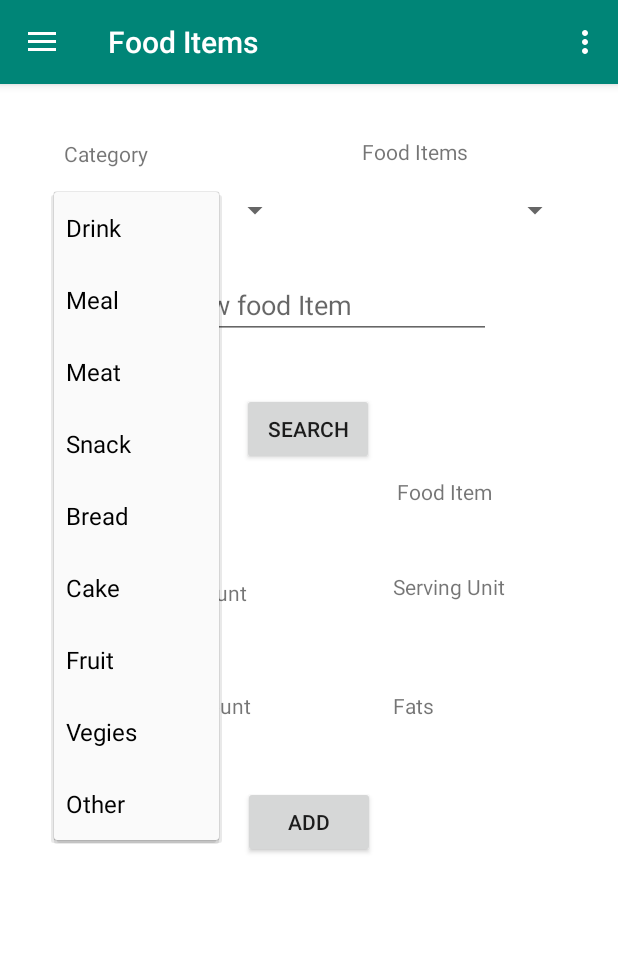
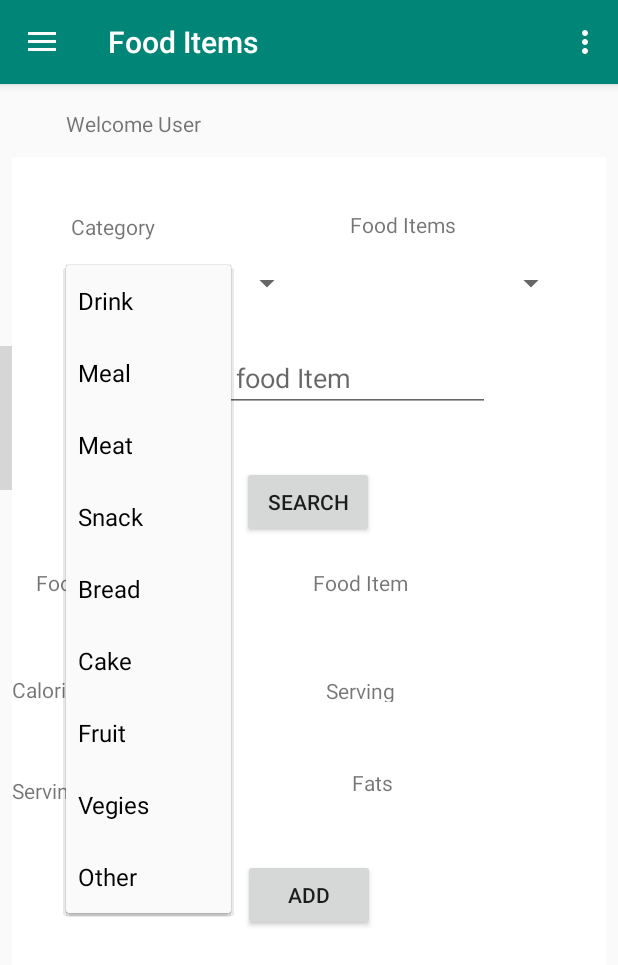
Before and after one commit to nikheal25/Calorie-Tracker-App, an Android app: the NavActivity screen opened directly, with no data from a screen before it, after a tap on "Drink", on a phone screen of 412 x 824 dp. Shown: the top 965 px of the screen. Run offline under Robolectric (Android 15) with nearby library versions, the phone set to English and light mode, and no system bars; 2 other taps on this screen came first.

```diff
--- a/app/src/main/AndroidManifest.xml
+++ b/app/src/main/AndroidManifest.xml
@@ -9,6 +9,7 @@
     -->
     <uses-permission android:name="android.permission.ACCESS_FINE_LOCATION" />
     <uses-permission android:name="android.permission.INTERNET" />
+    <uses-permission android:name="android.permission.ACCESS_NETWORK_STATE"/>
 
     <application
         android:allowBackup="true"
--- a/app/src/main/java/com/example/myapplication/CalorieTrackerScreen.java
+++ b/app/src/main/java/com/example/myapplication/CalorieTrackerScreen.java
@@ -18,9 +18,6 @@ import android.view.ViewGroup;
  * create an instance of this fragment.
  */
 public class CalorieTrackerScreen extends Fragment {
-    // TODO: Rename parameter arguments, choose names that match
-    // the fragment initialization parameters, e.g. ARG_ITEM_NUMBER
-
 
     private OnFragmentInteractionListener mListener;
 
--- a/app/src/main/java/com/example/myapplication/NavActivity.java
+++ b/app/src/main/java/com/example/myapplication/NavActivity.java
@@ -6,9 +6,7 @@ import android.content.Context;
 import android.content.Intent;
 import android.content.SharedPreferences;
 import android.os.Bundle;
-import android.support.design.widget.FloatingActionButton;
 import android.support.design.widget.NavigationView;
-import android.support.design.widget.Snackbar;
 import android.support.v4.view.GravityCompat;
 import android.support.v4.widget.DrawerLayout;
 import android.support.v7.app.ActionBarDrawerToggle;
@@ -17,7 +15,6 @@ import android.support.v7.widget.Toolbar;
 import android.view.Menu;
 import android.view.MenuItem;
 import android.view.View;
-import android.widget.Button;
 import android.widget.ImageView;
 import android.widget.TextView;
 
--- a/app/src/main/res/layout/content_nav.xml
+++ b/app/src/main/res/layout/content_nav.xml
@@ -95,8 +95,22 @@
         app:layout_constraintBottom_toBottomOf="parent"
         app:layout_constraintEnd_toEndOf="parent"
         app:layout_constraintStart_toStartOf="parent"
-        app:layout_constraintTop_toBottomOf="@+id/fitnessImageView"
-        app:layout_constraintVertical_bias="0.597" />
+        app:layout_constraintTop_toBottomOf="@+id/textView16"
+        app:layout_constraintVertical_bias="0.164" />
+
+    <TextView
+        android:id="@+id/textView16"
+        android:layout_width="wrap_content"
+        android:layout_height="wrap_content"
+        android:layout_marginStart="8dp"
+        android:layout_marginLeft="8dp"
+        android:layout_marginTop="148dp"
+        android:layout_marginEnd="8dp"
+        android:layout_marginRight="8dp"
+        android:text="Set Calorie Goal"
+        app:layout_constraintEnd_toEndOf="parent"
+        app:layout_constraintStart_toStartOf="parent"
+        app:layout_constraintTop_toBottomOf="@+id/fitnessImageView" />
 
     <!--<Button-->
         <!--android:id="@+id/updateGoal"-->
@@ -118,9 +132,18 @@
     <FrameLayout
         android:id="@+id/frame_layout"
         android:layout_width="match_parent"
-        android:layout_height="699dp"
-        tools:layout_editor_absoluteX="0dp"
-        tools:layout_editor_absoluteY="0dp" />
+        android:layout_height="679dp"
+        android:layout_marginStart="8dp"
+        android:layout_marginLeft="8dp"
+        android:layout_marginTop="16dp"
+        android:layout_marginEnd="8dp"
+        android:layout_marginRight="8dp"
+        android:layout_marginBottom="8dp"
+        app:layout_constraintBottom_toBottomOf="parent"
+        app:layout_constraintEnd_toEndOf="parent"
+        app:layout_constraintHorizontal_bias="0.0"
+        app:layout_constraintStart_toStartOf="parent"
+        app:layout_constraintTop_toTopOf="parent" />
 
 
 </android.support.constraint.ConstraintLayout>
--- a/app/src/main/res/layout/fragment_food_list.xml
+++ b/app/src/main/res/layout/fragment_food_list.xml
@@ -1,5 +1,7 @@
 <?xml version="1.0" encoding="utf-8"?>
 <LinearLayout xmlns:android="http://schemas.android.com/apk/res/android"
+    xmlns:app="http://schemas.android.com/apk/res-auto"
+    xmlns:tools="http://schemas.android.com/tools"
     android:layout_width="match_parent"
     android:layout_height="match_parent" >
 <ScrollView xmlns:android="http://schemas.android.com/apk/res/android"
@@ -86,9 +88,6 @@
             android:id="@+id/textViewFoodItemServing"
             android:layout_width="130dp"
             android:layout_height="28dp"
-            android:layout_marginTop="8dp"
-            android:layout_marginEnd="20dp"
-            android:layout_marginRight="20dp"
             app:layout_constraintEnd_toEndOf="parent"
             app:layout_constraintTop_toBottomOf="@+id/textView12" />
 
@@ -98,11 +97,10 @@
             android:layout_height="28dp"
             android:layout_marginStart="8dp"
             android:layout_marginLeft="8dp"
-            android:layout_marginTop="8dp"
             android:layout_marginEnd="8dp"
             android:layout_marginRight="8dp"
             app:layout_constraintEnd_toStartOf="@+id/textViewFoodItemServing"
-            app:layout_constraintHorizontal_bias="0.539"
+            app:layout_constraintHorizontal_bias="0.521"
             app:layout_constraintStart_toStartOf="parent"
             app:layout_constraintTop_toBottomOf="@+id/textView11" />
 
@@ -112,21 +110,18 @@
             android:layout_height="28dp"
             android:layout_marginStart="8dp"
             android:layout_marginLeft="8dp"
-            android:layout_marginTop="8dp"
             android:layout_marginEnd="8dp"
             android:layout_marginRight="8dp"
             app:layout_constraintEnd_toStartOf="@+id/textViewFoodItemFat"
-            app:layout_constraintHorizontal_bias="0.455"
+            app:layout_constraintHorizontal_bias="0.47"
             app:layout_constraintStart_toStartOf="parent"
             app:layout_constraintTop_toBottomOf="@+id/textView13" />
 
         <TextView
             android:id="@+id/textViewFoodItemFat"
             android:layout_width="130dp"
-            android:layout_height="28dp"
-            android:layout_marginTop="8dp"
-            android:layout_marginEnd="32dp"
-            android:layout_marginRight="32dp"
+            android:layout_height="32dp"
+            android:layout_marginTop="4dp"
             app:layout_constraintEnd_toEndOf="parent"
             app:layout_constraintTop_toBottomOf="@+id/textView14" />
 
@@ -136,11 +131,9 @@
             android:layout_height="28dp"
             android:layout_marginStart="8dp"
             android:layout_marginLeft="8dp"
-            android:layout_marginTop="12dp"
             android:layout_marginEnd="8dp"
             android:layout_marginRight="8dp"
             app:layout_constraintEnd_toStartOf="@+id/textViewFoodItemName"
-            app:layout_constraintHorizontal_bias="0.539"
             app:layout_constraintStart_toStartOf="parent"
             app:layout_constraintTop_toBottomOf="@+id/textView7" />
 
@@ -148,9 +141,6 @@
             android:id="@+id/textViewFoodItemName"
             android:layout_width="130dp"
             android:layout_height="28dp"
-            android:layout_marginTop="8dp"
-            android:layout_marginEnd="20dp"
-            android:layout_marginRight="20dp"
             app:layout_constraintEnd_toEndOf="parent"
             app:layout_constraintTop_toBottomOf="@+id/textView10" />
 
@@ -205,9 +195,9 @@
             android:id="@+id/textView7"
             android:layout_width="wrap_content"
             android:layout_height="wrap_content"
-            android:layout_marginStart="76dp"
-            android:layout_marginLeft="76dp"
-            android:layout_marginTop="8dp"
+            android:layout_marginStart="16dp"
+            android:layout_marginLeft="16dp"
+            android:layout_marginTop="20dp"
             android:text="Food Id"
             app:layout_constraintStart_toStartOf="parent"
             app:layout_constraintTop_toBottomOf="@+id/buttonNewFoodItemSearch" />
@@ -215,10 +205,10 @@
         <TextView
             android:id="@+id/textView10"
             android:layout_width="wrap_content"
-            android:layout_height="19dp"
-            android:layout_marginTop="8dp"
-            android:layout_marginEnd="84dp"
-            android:layout_marginRight="84dp"
+            android:layout_height="16dp"
+            android:layout_marginTop="20dp"
+            android:layout_marginEnd="132dp"
+            android:layout_marginRight="132dp"
             android:text="Food Item"
             app:layout_constraintEnd_toEndOf="parent"
             app:layout_constraintTop_toBottomOf="@+id/buttonNewFoodItemSearch" />
@@ -227,25 +217,23 @@
             android:id="@+id/textView11"
             android:layout_width="wrap_content"
             android:layout_height="wrap_content"
-            android:layout_marginStart="68dp"
-            android:layout_marginLeft="68dp"
-            android:layout_marginTop="8dp"
+            android:layout_marginTop="24dp"
             android:text="Calorie Amount"
             app:layout_constraintStart_toStartOf="parent"
             app:layout_constraintTop_toBottomOf="@+id/textViewFoodItemNo2" />
 
         <TextView
             android:id="@+id/textView12"
-            android:layout_width="wrap_content"
-            android:layout_height="wrap_content"
+            android:layout_width="64dp"
+            android:layout_height="17dp"
             android:layout_marginStart="8dp"
             android:layout_marginLeft="8dp"
-            android:layout_marginTop="8dp"
+            android:layout_marginTop="28dp"
             android:layout_marginEnd="8dp"
             android:layout_marginRight="8dp"
             android:text="Serving Unit"
             app:layout_constraintEnd_toEndOf="parent"
-            app:layout_constraintHorizontal_bias="0.572"
+            app:layout_constraintHorizontal_bias="0.478"
             app:layout_constraintStart_toEndOf="@+id/textView11"
             app:layout_constraintTop_toBottomOf="@+id/textViewFoodItemName" />
 
@@ -253,8 +241,6 @@
             android:id="@+id/textView13"
             android:layout_width="wrap_content"
             android:layout_height="wrap_content"
-            android:layout_marginStart="68dp"
-            android:layout_marginLeft="68dp"
             android:layout_marginTop="20dp"
             android:text="Serving Amount"
             app:layout_constraintStart_toStartOf="parent"
@@ -262,16 +248,15 @@
 
         <TextView
             android:id="@+id/textView14"
-            android:layout_width="wrap_content"
-            android:layout_height="wrap_content"
+            android:layout_width="43dp"
+            android:layout_height="22dp"
             android:layout_marginStart="8dp"
             android:layout_marginLeft="8dp"
-            android:layout_marginTop="24dp"
+            android:layout_marginTop="16dp"
             android:layout_marginEnd="8dp"
             android:layout_marginRight="8dp"
             android:text="Fats"
             app:layout_constraintEnd_toEndOf="parent"
-            app:layout_constraintHorizontal_bias="0.429"
             app:layout_constraintStart_toEndOf="@+id/textView13"
             app:layout_constraintTop_toBottomOf="@+id/textViewFoodItemServing" />
 
--- a/app/src/main/res/menu/activity_nav_drawer.xml
+++ b/app/src/main/res/menu/activity_nav_drawer.xml
@@ -22,22 +22,9 @@
             android:title="Report" />
         <item
             android:id="@+id/nav_map"
-            android:icon="@drawable/ic_menu_manage"
+            android:icon="@drawable/ic_menu_send"
             android:title="Map" />
 
     </group>
 
-    <item android:title="Communicate">
-        <menu>
-            <item
-                android:id="@+id/nav_share"
-                android:icon="@drawable/ic_menu_share"
-                android:title="Share" />
-            <item
-                android:id="@+id/nav_send"
-                android:icon="@drawable/ic_menu_send"
-                android:title="Feedback" />
-        </menu>
-    </item>
-
 </menu>
```
Also changed, not shown: app/src/main/java/com/example/myapplication/FoodList.java (+63 -1 lines), app/src/main/java/com/example/myapplication/MainActivity.java (+11 -1 lines), app/src/main/java/com/example/myapplication/SignUpActivity.java (+2 -5 lines).
